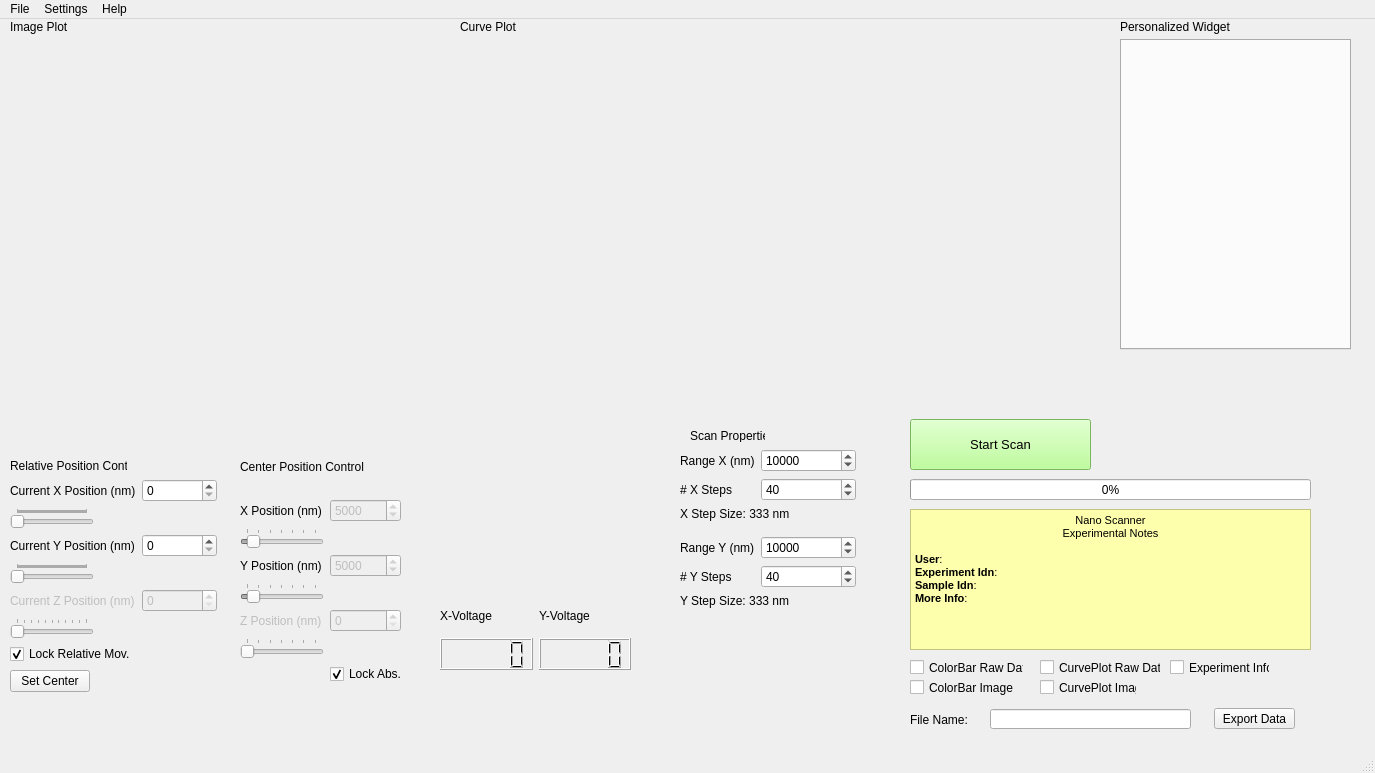
AllisonPessoa/nano-scanner, file nanoscanner/main_layout.ui: the form before one commit.
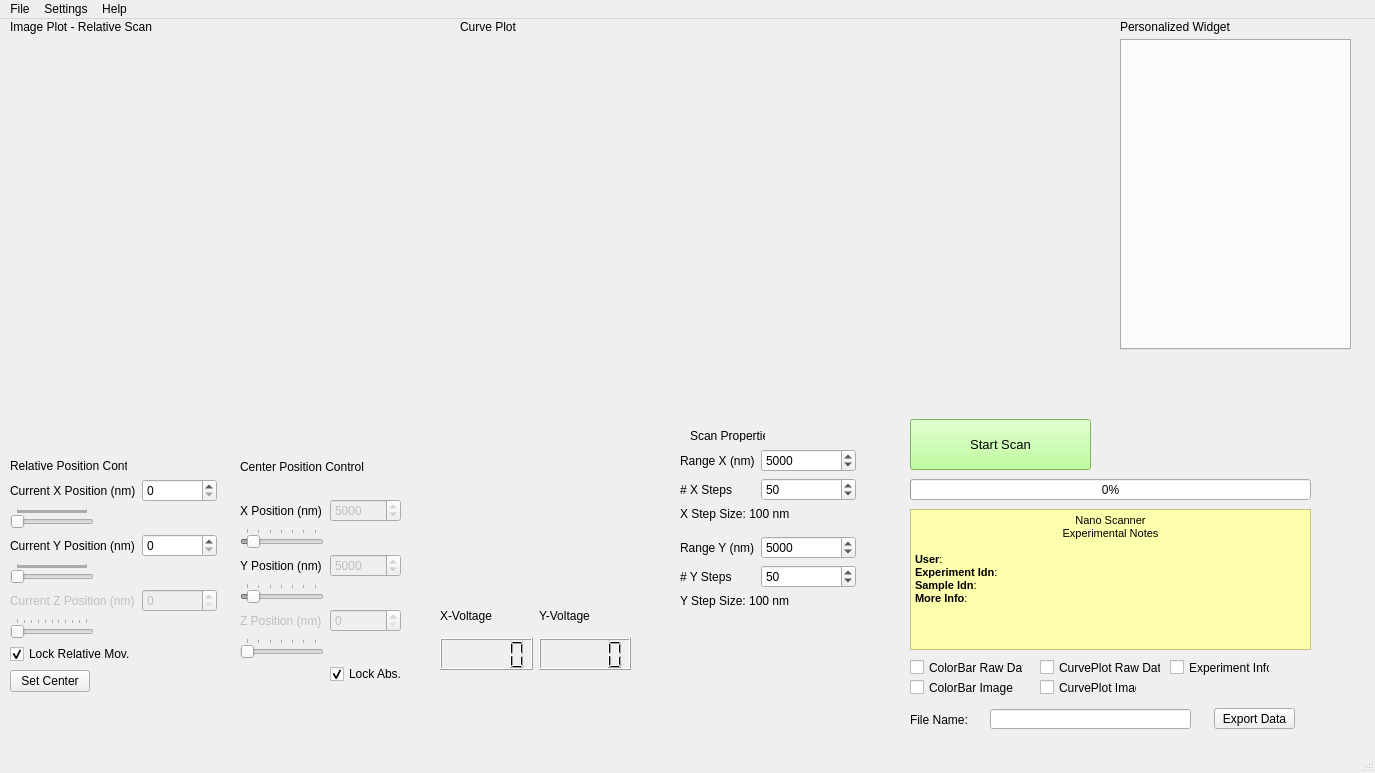
The form after the commit. Icons and pictures are not drawn. Custom widgets are drawn as their Qt base class.

Diff of the .ui file:
```diff
--- a/nanoscanner/main_layout.ui
+++ b/nanoscanner/main_layout.ui
@@ -72,7 +72,7 @@
         <number>100000</number>
        </property>
        <property name="value">
-        <number>10000</number>
+        <number>5000</number>
        </property>
       </widget>
      </item>
@@ -92,14 +92,14 @@
         <number>100000</number>
        </property>
        <property name="value">
-        <number>40</number>
+        <number>50</number>
        </property>
       </widget>
      </item>
      <item row="2" column="0" colspan="2">
       <widget class="QLabel" name="label_xStepSize">
        <property name="text">
-        <string>X Step Size: 333 nm</string>
+        <string>X Step Size: 100 nm</string>
        </property>
       </widget>
      </item>
@@ -126,7 +126,7 @@
         <number>100000</number>
        </property>
        <property name="value">
-        <number>10000</number>
+        <number>5000</number>
        </property>
       </widget>
      </item>
@@ -149,14 +149,14 @@
         <number>1</number>
        </property>
        <property name="value">
-        <number>40</number>
+        <number>50</number>
        </property>
       </widget>
      </item>
      <item row="6" column="0" colspan="2">
       <widget class="QLabel" name="label_yStepSize">
        <property name="text">
-        <string>Y Step Size: 333 nm</string>
+        <string>Y Step Size: 100 nm</string>
        </property>
       </widget>
      </item>
@@ -377,12 +377,12 @@
      <rect>
       <x>10</x>
       <y>0</y>
-      <width>71</width>
+      <width>251</width>
       <height>16</height>
      </rect>
     </property>
     <property name="text">
-     <string>Image Plot</string>
+     <string>Image Plot - Relative Scan</string>
     </property>
    </widget>
    <widget class="QTextEdit" name="textEdit">
```
